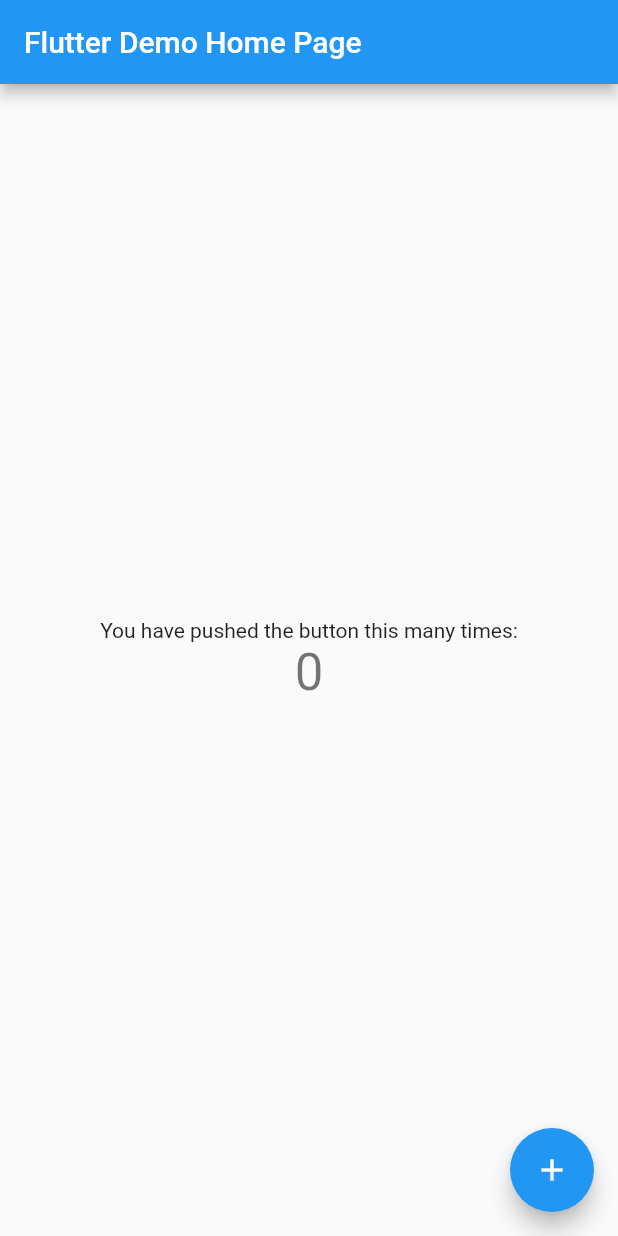
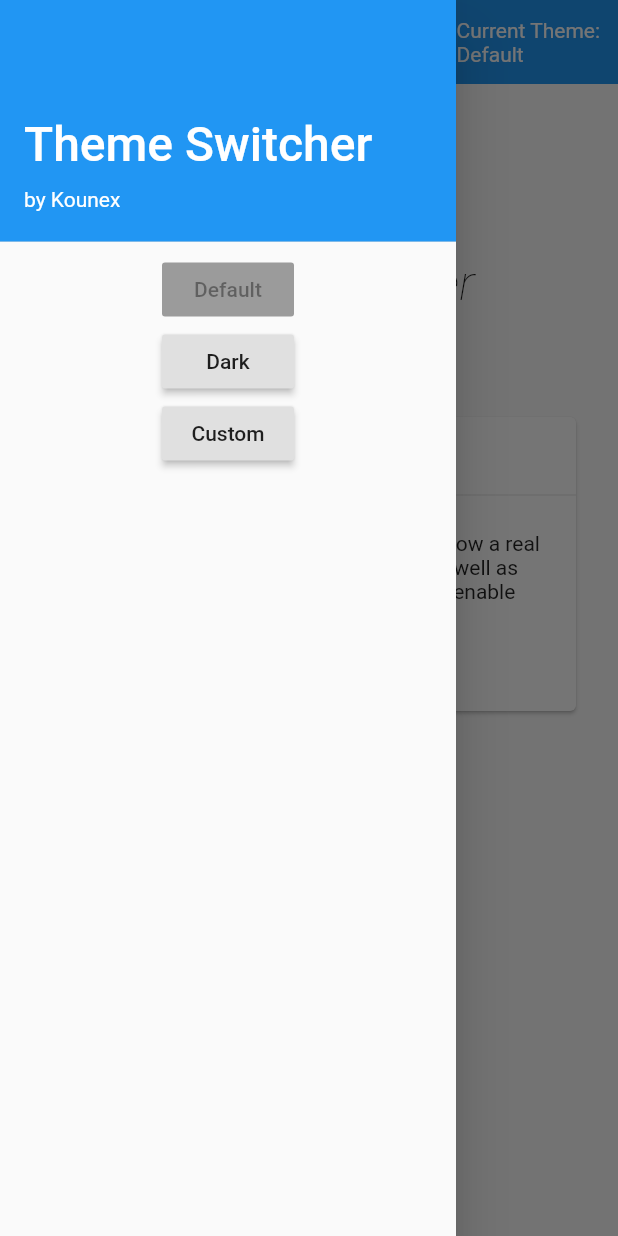
Before and after one commit to Kounex/provider_theme_switcher, a Flutter app: the screen it shows after launch, with the side drawer open (before the commit the screen has no drawer), on a phone screen of 412 x 824 dp. Run offline on Flutter 3.47's test engine with Material 2 defaults, Android fonts, the phone set to English and light mode, and no system bars.

Commit message:
finished very basic example

```diff
--- /dev/null
+++ b/lib/app.dart
@@ -0,0 +1,21 @@
+import 'package:flutter/material.dart';
+import 'package:provider/provider.dart';
+import 'package:provider_theme_switcher/stores/settings.dart';
+import 'package:provider_theme_switcher/utils/routing_helper.dart';
+import 'package:provider_theme_switcher/utils/themes.dart';
+
+class App extends StatelessWidget {
+  @override
+  Widget build(BuildContext context) {
+    return ChangeNotifierProvider<SettingsStore>(
+      create: (_) => SettingsStore(),
+      child: Consumer<SettingsStore>(
+        builder: (context, settingsStore, child) => MaterialApp(
+          theme: settingsStore.currentTheme.themeData,
+          routes: RoutingHelper.routes,
+          initialRoute: AppRoutingKeys.HOME.route,
+        ),
+      ),
+    );
+  }
+}
--- a/lib/main.dart
+++ b/lib/main.dart
@@ -1,117 +1,6 @@
 import 'package:flutter/material.dart';
+import 'package:provider_theme_switcher/app.dart';
 
 void main() {
-  runApp(MyApp());
+  runApp(App());
 }
-
-class MyApp extends StatelessWidget {
-  // This widget is the root of your application.
-  @override
-  Widget build(BuildContext context) {
-    return MaterialApp(
-      title: 'Flutter Demo',
-      theme: ThemeData(
-        // This is the theme of your application.
-        //
-        // Try running your application with "flutter run". You'll see the
-        // application has a blue toolbar. Then, without quitting the app, try
-        // changing the primarySwatch below to Colors.green and then invoke
-        // "hot reload" (press "r" in the console where you ran "flutter run",
-        // or simply save your changes to "hot reload" in a Flutter IDE).
-        // Notice that the counter didn't reset back to zero; the application
-        // is not restarted.
-        primarySwatch: Colors.blue,
-        // This makes the visual density adapt to the platform that you run
-        // the app on. For desktop platforms, the controls will be smaller and
-        // closer together (more dense) than on mobile platforms.
-        visualDensity: VisualDensity.adaptivePlatformDensity,
-      ),
-      home: MyHomePage(title: 'Flutter Demo Home Page'),
-    );
-  }
-}
-
-class MyHomePage extends StatefulWidget {
-  MyHomePage({Key key, this.title}) : super(key: key);
-
-  // This widget is the home page of your application. It is stateful, meaning
-  // that it has a State object (defined below) that contains fields that affect
-  // how it looks.
-
-  // This class is the configuration for the state. It holds the values (in this
-  // case the title) provided by the parent (in this case the App widget) and
-  // used by the build method of the State. Fields in a Widget subclass are
-  // always marked "final".
-
-  final String title;
-
-  @override
-  _MyHomePageState createState() => _MyHomePageState();
-}
-
-class _MyHomePageState extends State<MyHomePage> {
-  int _counter = 0;
-
-  void _incrementCounter() {
-    setState(() {
-      // This call to setState tells the Flutter framework that something has
-      // changed in this State, which causes it to rerun the build method below
-      // so that the display can reflect the updated values. If we changed
-      // _counter without calling setState(), then the build method would not be
-      // called again, and so nothing would appear to happen.
-      _counter++;
-    });
-  }
-
-  @override
-  Widget build(BuildContext context) {
-    // This method is rerun every time setState is called, for instance as done
-    // by the _incrementCounter method above.
-    //
-    // The Flutter framework has been optimized to make rerunning build methods
-    // fast, so that you can just rebuild anything that needs updating rather
-    // than having to individually change instances of widgets.
-    return Scaffold(
-      appBar: AppBar(
-        // Here we take the value from the MyHomePage object that was created by
-        // the App.build method, and use it to set our appbar title.
-        title: Text(widget.title),
-      ),
-      body: Center(
-        // Center is a layout widget. It takes a single child and positions it
-        // in the middle of the parent.
-        child: Column(
-          // Column is also a layout widget. It takes a list of children and
-          // arranges them vertically. By default, it sizes itself to fit its
-          // children horizontally, and tries to be as tall as its parent.
-          //
-          // Invoke "debug painting" (press "p" in the console, choose the
-          // "Toggle Debug Paint" action from the Flutter Inspector in Android
-          // Studio, or the "Toggle Debug Paint" command in Visual Studio Code)
-          // to see the wireframe for each widget.
-          //
-          // Column has various properties to control how it sizes itself and
-          // how it positions its children. Here we use mainAxisAlignment to
-          // center the children vertically; the main axis here is the vertical
-          // axis because Columns are vertical (the cross axis would be
-          // horizontal).
-          mainAxisAlignment: MainAxisAlignment.center,
-          children: <Widget>[
-            Text(
-              'You have pushed the button this many times:',
-            ),
-            Text(
-              '$_counter',
-              style: Theme.of(context).textTheme.headline4,
-            ),
-          ],
-        ),
-      ),
-      floatingActionButton: FloatingActionButton(
-        onPressed: _incrementCounter,
-        tooltip: 'Increment',
-        child: Icon(Icons.add),
-      ), // This trailing comma makes auto-formatting nicer for build methods.
-    );
-  }
-}
--- /dev/null
+++ b/lib/shared/basic_card/basic_card.dart
@@ -0,0 +1,53 @@
+import 'package:flutter/material.dart';
+
+class BaseCard extends StatelessWidget {
+  final Widget child;
+
+  final String title;
+  final Widget titleWidget;
+
+  final EdgeInsetsGeometry padding;
+  final bool noPaddingChild;
+
+  BaseCard(
+      {Key key,
+      @required this.child,
+      this.title,
+      this.titleWidget,
+      this.padding = const EdgeInsets.all(24.0),
+      this.noPaddingChild = false})
+      : super(key: key);
+
+  @override
+  Widget build(BuildContext context) {
+    return Padding(
+      padding: this.padding,
+      child: Card(
+        child: Column(
+          crossAxisAlignment: CrossAxisAlignment.start,
+          children: <Widget>[
+            if (this.titleWidget != null || this.title != null)
+              Padding(
+                padding:
+                    const EdgeInsets.only(left: 24.0, top: 12.0, bottom: 12.0),
+                child: this.titleWidget == null
+                    ? Text(
+                        this.title,
+                        style: Theme.of(context).textTheme.headline5,
+                      )
+                    : this.titleWidget,
+              ),
+            if (this.titleWidget != null || this.title != null)
+              Divider(
+                height: 0.0,
+              ),
+            Padding(
+              padding: EdgeInsets.all(this.noPaddingChild ? 0.0 : 24.0),
+              child: this.child,
+            ),
+          ],
+        ),
+      ),
+    );
+  }
+}
--- /dev/null
+++ b/lib/shared/custom_drawer/custom_drawer.dart
@@ -0,0 +1,41 @@
+import 'package:flutter/cupertino.dart';
+import 'package:flutter/material.dart';
+import 'package:provider/provider.dart';
+import 'package:provider_theme_switcher/stores/settings.dart';
+import 'package:provider_theme_switcher/utils/themes.dart';
+
+class CustomDrawer extends StatelessWidget {
+  @override
+  Widget build(BuildContext context) {
+    return Drawer(
+      child: Column(
+        children: <Widget>[
+          UserAccountsDrawerHeader(
+            accountName: Padding(
+              padding: const EdgeInsets.only(bottom: 6.0),
+              child: Text(
+                'Theme Switcher',
+                style: TextStyle(fontSize: 32.0),
+              ),
+            ),
+            accountEmail: Text('by Kounex'),
+          ),
+          Consumer<SettingsStore>(
+            builder: (context, settingsStore, child) => Column(
+              children: Themes.values
+                  .map(
+                    (theme) => RaisedButton(
+                      child: Text(theme.name),
+                      onPressed: settingsStore.currentTheme != theme
+                          ? () => settingsStore.changeCurrentTheme(theme)
+                          : null,
+                    ),
+                  )
+                  .toList(),
+            ),
+          ),
+        ],
+      ),
+    );
+  }
+}
--- /dev/null
+++ b/lib/stores/settings.dart
@@ -0,0 +1,11 @@
+import 'package:flutter/cupertino.dart';
+import 'package:provider_theme_switcher/utils/themes.dart';
+
+class SettingsStore with ChangeNotifier {
+  Themes currentTheme = Themes.DEFAULT;
+
+  void changeCurrentTheme(Themes theme) {
+    this.currentTheme = theme;
+    this.notifyListeners();
+  }
+}
--- /dev/null
+++ b/lib/utils/routing_helper.dart
@@ -0,0 +1,16 @@
+import 'package:flutter/material.dart';
+import 'package:provider_theme_switcher/views/home/home.dart';
+
+enum AppRoutingKeys { HOME }
+
+extension AppRoutingKeysFunctioins on AppRoutingKeys {
+  String get route => const {
+        AppRoutingKeys.HOME: '/home',
+      }[this];
+}
+
+class RoutingHelper {
+  static Map<String, Widget Function(BuildContext)> routes = {
+    AppRoutingKeys.HOME.route: (_) => HomeView(),
+  };
+}
--- /dev/null
+++ b/lib/utils/themes.dart
@@ -0,0 +1,38 @@
+import 'package:flutter/material.dart';
+
+enum Themes {
+  /// Default light theme
+  DEFAULT,
+
+  /// Default dark theme
+  DARK,
+
+  /// Whatever custom theme you want
+  /// (this sample is really ugly, please dont use it)
+  CUSTOM
+}
+
+/// Since we have extension methods and those work
+/// on enums as well, we can make use of this feature
+/// to make accessing different themes type-safe and
+/// support intellisense in a short and easy way
+extension ThemeFunctions on Themes {
+  ThemeData get themeData => {
+        Themes.DEFAULT: ThemeData.light(),
+        Themes.DARK: ThemeData.dark(),
+        Themes.CUSTOM: ThemeData.dark().copyWith(
+          primaryColor: Colors.purple,
+          accentColor: Colors.redAccent,
+          scaffoldBackgroundColor: Colors.deepOrangeAccent,
+          backgroundColor: Colors.deepOrangeAccent,
+          canvasColor: Colors.deepOrangeAccent,
+          cardColor: Colors.purple,
+        ),
+      }[this];
+
+  String get name => const {
+        Themes.DEFAULT: 'Default',
+        Themes.DARK: 'Dark',
+        Themes.CUSTOM: 'Custom',
+      }[this];
+}
--- /dev/null
+++ b/lib/views/home/home.dart
@@ -0,0 +1,51 @@
+import 'package:flutter/material.dart';
+import 'package:provider/provider.dart';
+import 'package:provider_theme_switcher/shared/basic_card/basic_card.dart';
+import 'package:provider_theme_switcher/shared/custom_drawer/custom_drawer.dart';
+import 'package:provider_theme_switcher/stores/settings.dart';
+import 'package:provider_theme_switcher/utils/themes.dart';
+import 'package:provider_theme_switcher/views/home/widgets/welcome_icon.dart';
+
+class HomeView extends StatelessWidget {
+  @override
+  Widget build(BuildContext context) {
+    return Scaffold(
+      drawer: CustomDrawer(),
+      body: CustomScrollView(
+        slivers: [
+          SliverAppBar(
+            title: Text('Home'),
+            actions: [
+              Padding(
+                padding: const EdgeInsets.only(bottom: 12.0, right: 12.0),
+                child: Column(
+                  mainAxisAlignment: MainAxisAlignment.end,
+                  crossAxisAlignment: CrossAxisAlignment.start,
+                  children: [
+                    Text('Current Theme:'),
+                    Consumer<SettingsStore>(
+                      builder: (context, settingsStore, child) =>
+                          Text(settingsStore.currentTheme.name),
+                    ),
+                  ],
+                ),
+              ),
+            ],
+          ),
+          SliverList(
+            delegate: SliverChildListDelegate(
+              [
+                WelcomeIcon(),
+                BaseCard(
+                  title: 'Greetings!',
+                  child: Text(
+                      'This mini app serves as an example on how a real project may look like (structure wise) as well as make use of very basic Provider logic to enable dynamic theming.\n\nHave fun!'),
+                )
+              ],
+            ),
+          ),
+        ],
+      ),
+    );
+  }
+}
--- /dev/null
+++ b/lib/views/home/widgets/welcome_icon.dart
@@ -0,0 +1,32 @@
+import 'dart:ui';
+
+import 'package:flutter/material.dart';
+
+/// This is a widget specifically used in the home (view) widget. If this widget should
+/// be used in other places in the app as well - make it more generic: allow properties
+/// like the actual icon, maybe padding, color whatever to change it according to needs
+/// and put the widget to shared.
+class WelcomeIcon extends StatelessWidget {
+  @override
+  Widget build(BuildContext context) {
+    return Container(
+      padding: EdgeInsets.all(42.0),
+      child: Column(
+        children: <Widget>[
+          Icon(
+            Icons.autorenew,
+            size: 72.0,
+          ),
+          Text(
+            'Theme Switcher',
+            style: TextStyle(
+              fontStyle: FontStyle.italic,
+              fontWeight: FontWeight.w100,
+              fontSize: 32.0,
+            ),
+          ),
+        ],
+      ),
+    );
+  }
+}
```
Also changed, not shown: pubspec.yaml (+7 -56 lines), pubspec.lock, 1 other file.
